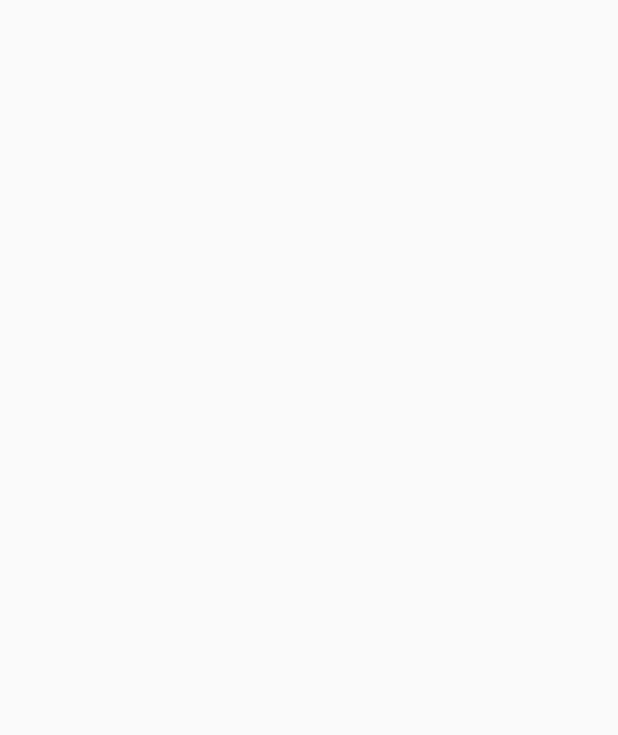
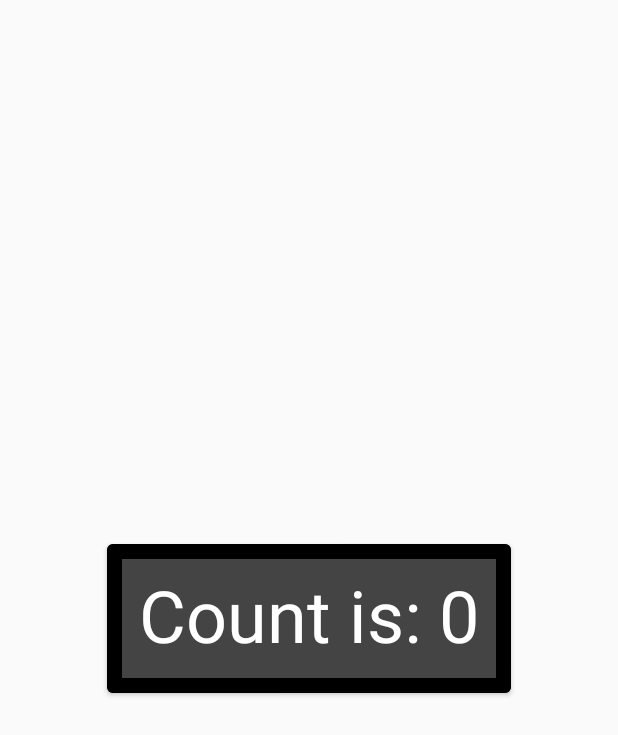
Before and after one commit to marcelosanto/estudo-jetpack-compose, an Android app built with Jetpack Compose: the screen it shows after launch (MainActivity), on a phone screen of 412 x 824 dp. Before the commit the part shown is empty. Shown: the top 735 px of the screen. Run offline under Robolectric (Android 15) with nearby library versions, the phone set to English and light mode, and no system bars.

Commit message:
mutableStateOf

```diff
--- a/app/src/main/java/xyz/marcelo/composestatedemo/MainActivity.kt
+++ b/app/src/main/java/xyz/marcelo/composestatedemo/MainActivity.kt
@@ -1,18 +1,21 @@
 package xyz.marcelo.composestatedemo
 
 import android.os.Bundle
+import android.widget.Toast
 import androidx.activity.ComponentActivity
 import androidx.activity.compose.setContent
 import androidx.compose.foundation.BorderStroke
-import androidx.compose.foundation.layout.PaddingValues
-import androidx.compose.foundation.layout.fillMaxSize
-import androidx.compose.foundation.layout.padding
-import androidx.compose.material.*
+import androidx.compose.foundation.layout.*
+import androidx.compose.material.Button
+import androidx.compose.material.ButtonDefaults
+import androidx.compose.material.MaterialTheme
+import androidx.compose.material.Text
 import androidx.compose.runtime.Composable
+import androidx.compose.runtime.mutableStateOf
+import androidx.compose.ui.Alignment
 import androidx.compose.ui.Modifier
 import androidx.compose.ui.graphics.Color
 import androidx.compose.ui.platform.LocalContext
-import androidx.compose.ui.tooling.preview.Preview
 import androidx.compose.ui.unit.dp
 import xyz.marcelo.composestatedemo.ui.theme.ComposeStateDemoTheme
 
@@ -21,18 +24,29 @@ class MainActivity : ComponentActivity() {
         super.onCreate(savedInstanceState)
         setContent {
             ComposeStateDemoTheme {
-
+                Column(
+                    modifier = Modifier.fillMaxSize(),
+                    verticalArrangement = Arrangement.Center,
+                    horizontalAlignment = Alignment.CenterHorizontally
+                ) {
+                    MyButton()
+                }
             }
         }
     }
 }
+
+var count = mutableStateOf(0)
 
 @Composable
 fun MyButton() {
     val context = LocalContext.current
 
     Button(
-        onClick = { /*TODO*/ },
+        onClick = {
+            count.value++
+            Toast.makeText(context, "Count is: ${count.value}", Toast.LENGTH_SHORT).show()
+        },
         contentPadding = PaddingValues(16.dp),
         border = BorderStroke(10.dp, Color.Black),
         colors = ButtonDefaults.textButtonColors(
@@ -41,7 +55,7 @@ fun MyButton() {
         )
     ) {
         Text(
-            text = "Add to cart",
+            text = "Count is: ${count.value}",
             style = MaterialTheme.typography.h3,
             modifier = Modifier.padding(5.dp)
         )
```
